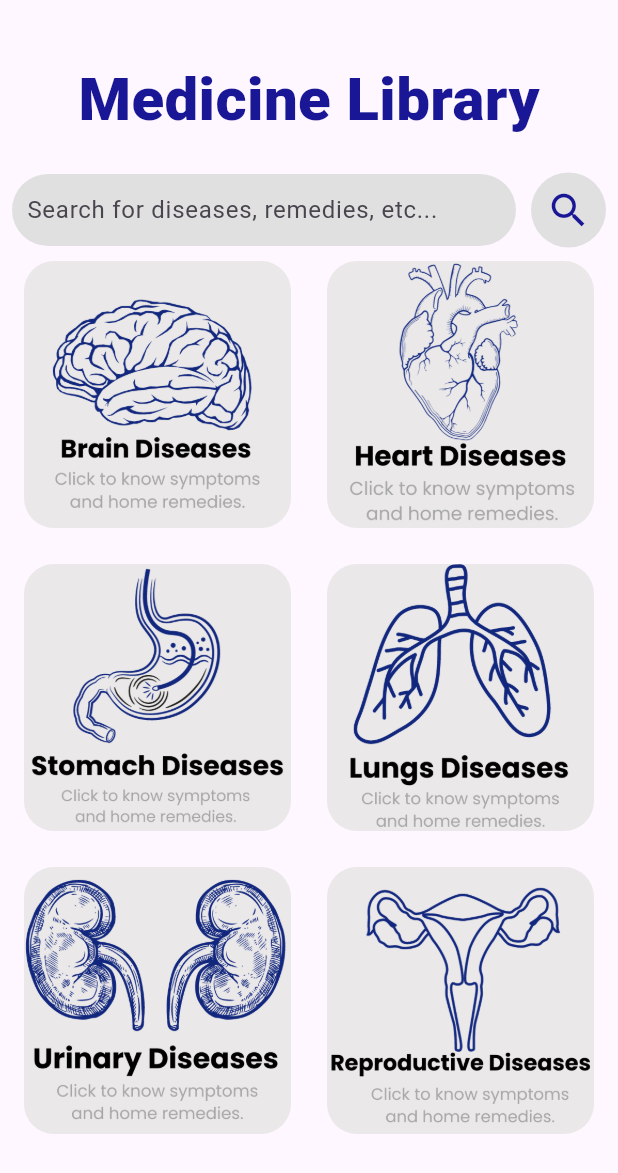
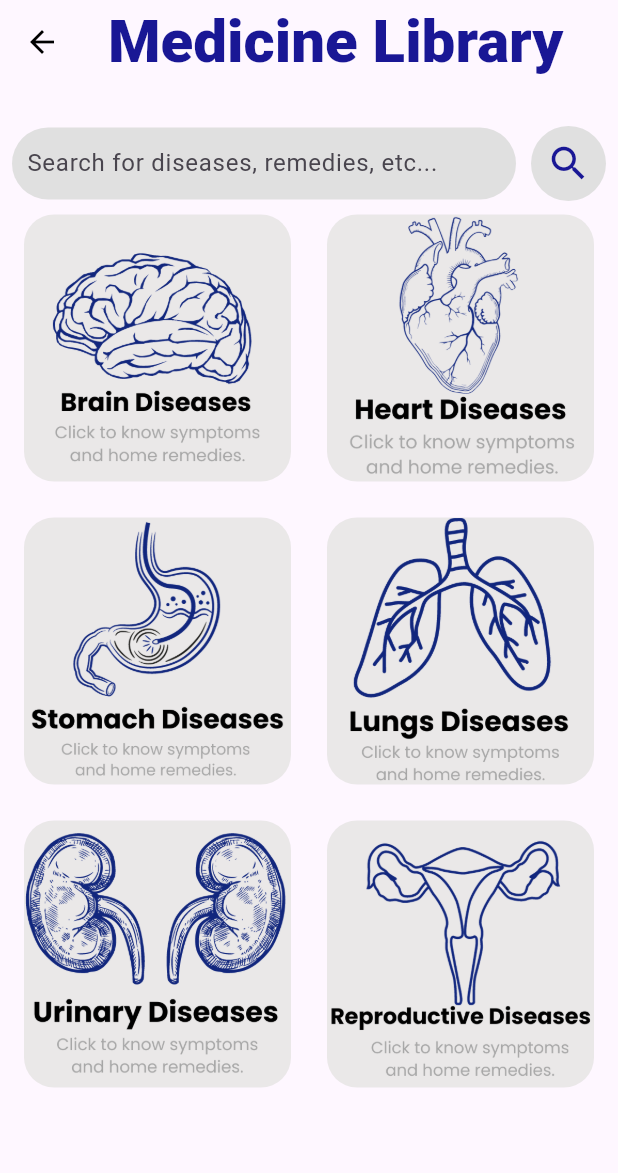
Before and after one commit to Wilmer27-ai/cc206-med_sync, a Flutter app: the MedicineLibrary screen opened directly, on a phone screen of 412 x 824 dp. Shown: the top 1173 px of the screen. Run offline on Flutter 3.47's test engine with Material 3 defaults, Android fonts, the phone set to English and light mode, and no system bars; Roboto replaces fonts that are missing (Poppins).

Commit message:
Update medicine_library.dart

```diff
--- a/lib/features/medicine_library.dart
+++ b/lib/features/medicine_library.dart
@@ -4,26 +4,34 @@ import 'package:url_launcher/url_launcher.dart';
 class MedicineLibrary extends StatelessWidget {
   const MedicineLibrary({Key? key}) : super(key: key);
 
-    @override
+     @override
   Widget build(BuildContext context) {
     return Scaffold(
+      appBar: AppBar(
+        leading: IconButton(
+          icon: const Icon(
+            Icons.arrow_back,
+            color: Colors.black,
+          ),
+          onPressed: () {
+            Navigator.pop(context);
+          },
+        ),
+        title: const Text(
+          'Medicine Library',
+          style: TextStyle(
+            fontFamily: 'Poppins',
+            fontWeight: FontWeight.w800,
+            fontSize: 40,
+            color: Color.fromARGB(255, 25, 23, 149),
+          ),
+        ),
+      ),
       body: SingleChildScrollView(
         padding: const EdgeInsets.all(8.0),
         child: Column(
           crossAxisAlignment: CrossAxisAlignment.center,
           children: [
-            const Padding(
-              padding: EdgeInsets.only(top: 30),
-              child: Text(
-                'Medicine Library',
-                style: TextStyle(
-                  fontFamily: 'Poppins',
-                  fontWeight: FontWeight.w800,
-                  fontSize: 40,
-                  color: Color.fromARGB(255, 25, 23, 149),
-                ),
-              ),
-            ),
             const SizedBox(height: 20),
             //SEARCH
              Row(
```
